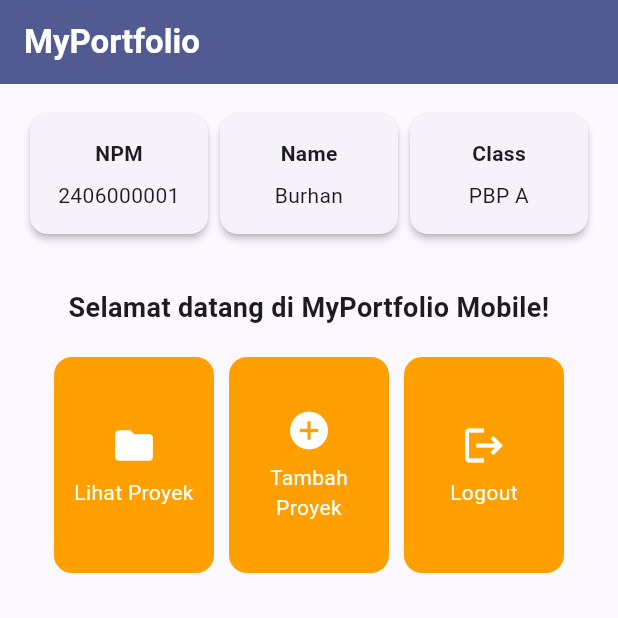
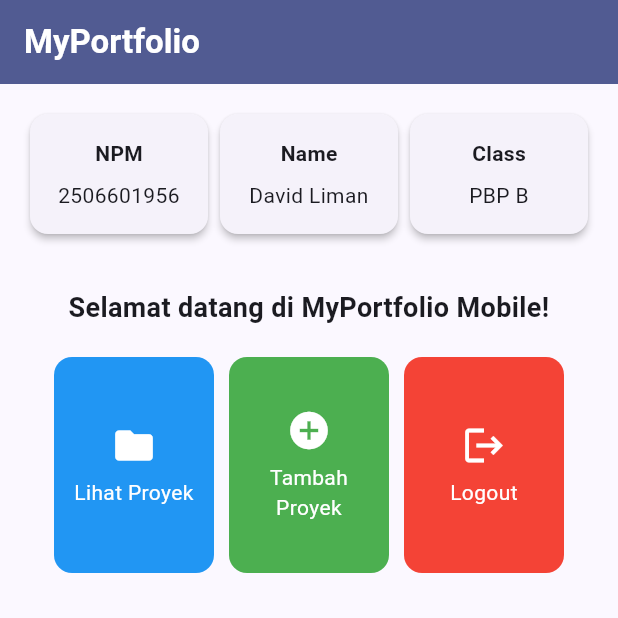
Before and after one commit to depelemon/myportofolio_mobile, a Flutter app: the screen it shows after launch, on a phone screen of 412 x 824 dp, the top half of it. Run offline on Flutter 3.47's test engine with Material 3 defaults, Android fonts, the phone set to English and light mode, and no system bars.

Commit message:
feat (tugas-individu-7): change widget color)

```diff
--- a/lib/menu.dart
+++ b/lib/menu.dart
@@ -3,14 +3,14 @@ import 'package:flutter/material.dart';
 class MyHomePage extends StatelessWidget {
   MyHomePage({super.key});
 
-  final String npm = '2406000001';
-  final String nama = 'Burhan';
-  final String kelas = 'PBP A';
+  final String npm = '2506601956';
+  final String nama = 'David Liman';
+  final String kelas = 'PBP B';
 
   final List<ItemHomepage> items = [
-    ItemHomepage('Lihat Proyek', Icons.folder),
-    ItemHomepage('Tambah Proyek', Icons.add_circle),
-    ItemHomepage('Logout', Icons.logout),
+    ItemHomepage("Lihat Proyek", Icons.folder, Colors.blue),
+    ItemHomepage("Tambah Proyek", Icons.add_circle, Colors.green),
+    ItemHomepage("Logout", Icons.logout, Colors.red),
   ];
 
   @override
@@ -98,8 +98,9 @@ class InfoCard extends StatelessWidget {
 class ItemHomepage {
   final String name;
   final IconData icon;
+  final Color color;
 
-  ItemHomepage(this.name, this.icon);
+  ItemHomepage(this.name, this.icon, this.color);
 }
 
 class ItemCard extends StatelessWidget {
@@ -110,7 +111,7 @@ class ItemCard extends StatelessWidget {
   @override
   Widget build(BuildContext context) {
     return Material(
-      color: Theme.of(context).colorScheme.secondary,
+      color: item.color,
       borderRadius: BorderRadius.circular(12),
       clipBehavior: Clip.antiAlias,
       child: InkWell(
```
Also changed, not shown: 2 other files.
